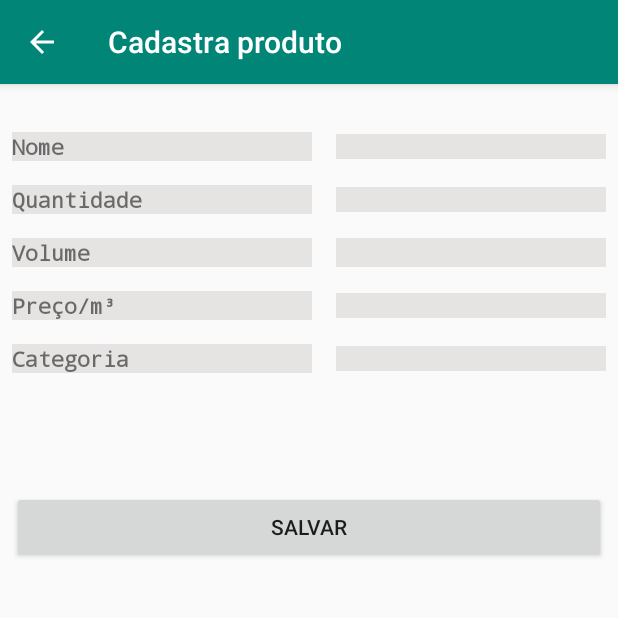
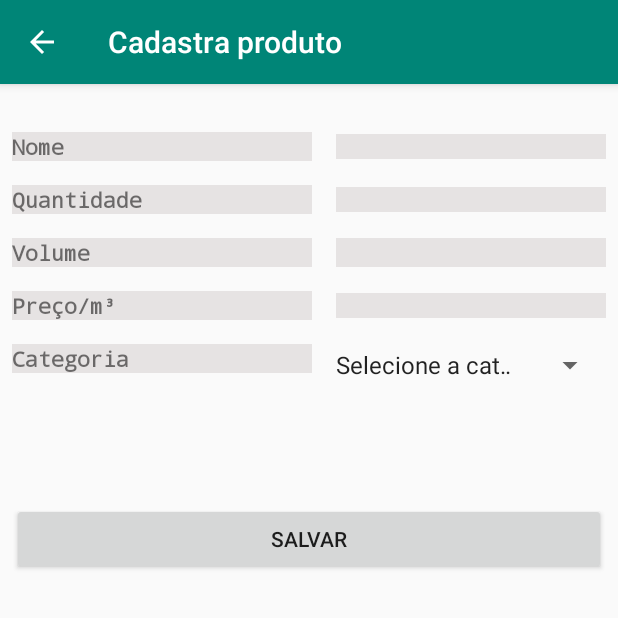
Before and after one commit to willianDeFreitas/FrontEndMobilePI4, an Android app: the CadastroDeProdutoActivity screen opened directly, with no data from a screen before it, on a phone screen of 412 x 824 dp, the top half of it. Run offline under Robolectric (Android 15) with nearby library versions, the phone set to English and light mode, and no system bars.

Commit message:
spinner cadastra categoria produto

```diff
--- a/app/src/main/java/com/example/frontpi4/activities/CadastroDeProdutoActivity.java
+++ b/app/src/main/java/com/example/frontpi4/activities/CadastroDeProdutoActivity.java
@@ -5,7 +5,10 @@
 import android.os.Bundle;
 import android.util.Log;
 import android.view.View;
+import android.widget.AdapterView;
+import android.widget.ArrayAdapter;
 import android.widget.EditText;
+import android.widget.Spinner;
 import android.widget.TextView;
 import android.widget.Toast;
 
@@ -19,14 +22,23 @@
 import retrofit2.Callback;
 import retrofit2.Response;
 
-public class CadastroDeProdutoActivity extends AppCompatActivity {
+public class CadastroDeProdutoActivity extends AppCompatActivity implements AdapterView.OnItemSelectedListener {
 
     public static final String TAG = "CadastroDeProdutoActivity";
+    Spinner funcao;
+    int funcao_selecionada;
 
     @Override
     protected void onCreate(Bundle savedInstanceState) {
         super.onCreate(savedInstanceState);
         setContentView(R.layout.activity_cadastro_de_produto);
+
+        funcao = findViewById(R.id.sp_cadastro_categoria_produto);
+        ArrayAdapter<CharSequence> adapter = ArrayAdapter.createFromResource(this,
+                R.array.funcao_array_categoria, android.R.layout.simple_spinner_item);
+        adapter.setDropDownViewResource(android.R.layout.simple_spinner_dropdown_item);
+        funcao.setAdapter(adapter);
+        funcao.setOnItemSelectedListener(this);
 
     }
 
@@ -34,7 +46,7 @@
         String nome = ((EditText)findViewById(R.id.et_cadastro_nome_produto)).getText().toString();
         String p = ((EditText)findViewById(R.id.et_cadastro_preco_produto)).getText().toString();
         String q = ((TextView)findViewById(R.id.et_cadastro_quantidade_produto)).getText().toString();
-        String catId = ((EditText)findViewById(R.id.et_cadastro_categoria_produto)).getText().toString();
+        int catId = funcao_selecionada;
         String vol = ((TextView)findViewById(R.id.et_cadastro_volume_produto)).getText().toString();;
 
         double preco=Double.parseDouble(p);
@@ -47,7 +59,7 @@
         String token = "";
 
         if (nome != "" && preco != 0 && qtd != 0 && categoria != 0 && vol != "" ) {
-
+            funcao_selecionada += 1;
             produtoDTO = new ProdutoDTO(nome,preco,qtd,vol,categoria);;
             token = getToken();
         }
@@ -76,4 +88,13 @@
     }
 
 
+    @Override
+    public void onItemSelected(AdapterView<?> parent, View view, int position, long id) {
+        funcao_selecionada = position;
+    }
+
+    @Override
+    public void onNothingSelected(AdapterView<?> parent) {
+
+    }
 }
--- a/app/src/main/java/com/example/frontpi4/activities/CadastroDeUsuarioActivity.java
+++ b/app/src/main/java/com/example/frontpi4/activities/CadastroDeUsuarioActivity.java
@@ -17,6 +17,8 @@
 import com.example.frontpi4.dto.UsuarioDTO;
 import com.example.frontpi4.services.RetrofitService;
 
+import java.util.List;
+
 import retrofit2.Call;
 import retrofit2.Callback;
 import retrofit2.Response;
@@ -27,11 +29,14 @@
     Spinner funcao;
     int funcao_selecionada;
 
+
     @Override
     protected void onCreate(Bundle savedInstanceState) {
         super.onCreate(savedInstanceState);
         setContentView(R.layout.activity_cadastro_de_usuario);
         funcao = findViewById(R.id.sp_cadastro_usuario_fucao);
+
+
         ArrayAdapter<CharSequence> adapter = ArrayAdapter.createFromResource(this,
                 R.array.funcao_array, android.R.layout.simple_spinner_item);
         adapter.setDropDownViewResource(android.R.layout.simple_spinner_dropdown_item);
--- a/app/src/main/res/layout/activity_cadastro_de_produto.xml
+++ b/app/src/main/res/layout/activity_cadastro_de_produto.xml
@@ -4,7 +4,7 @@
     xmlns:tools="http://schemas.android.com/tools"
     android:layout_width="match_parent"
     android:layout_height="match_parent"
-    tools:context=".activities.CadastroDeUsuarioActivity">
+    tools:context=".activities.CadastroDeProdutoActivity">
 
     <TextView
         android:id="@+id/tv_prod_nome"
@@ -58,6 +58,7 @@
         app:layout_constraintEnd_toEndOf="@+id/tv_prod_vol"
         app:layout_constraintStart_toStartOf="@+id/tv_prod_vol"
         app:layout_constraintTop_toBottomOf="@+id/tv_prod_vol" />
+
 
     <TextView
         android:id="@+id/tv_prod_categoria"
@@ -132,21 +133,19 @@
         app:layout_constraintStart_toEndOf="@+id/tv_prod_preco"
         app:layout_constraintTop_toTopOf="@+id/tv_prod_preco" />
 
-    <EditText
-        android:id="@+id/et_cadastro_categoria_produto"
+    <Spinner
+        android:id="@+id/sp_cadastro_categoria_produto"
         android:layout_width="0dp"
         android:layout_height="wrap_content"
-        android:layout_marginStart="16dp"
+        android:layout_marginStart="8dp"
+        android:layout_marginTop="8dp"
         android:layout_marginEnd="8dp"
-        android:textAlignment="center"
-        android:textSize="12sp"
-        android:background="#51B9B0B0"
-        android:fontFamily="monospace"
+        android:ems="10"
+        android:hint="Telefone"
         app:layout_constraintBottom_toBottomOf="@+id/tv_prod_categoria"
         app:layout_constraintEnd_toEndOf="parent"
         app:layout_constraintStart_toEndOf="@+id/tv_prod_categoria"
-        app:layout_constraintTop_toTopOf="@+id/tv_prod_categoria" />
-
+        app:layout_constraintTop_toTopOf="@+id/tv_prod_categoria"/>
 
 
     <Button
@@ -160,5 +159,5 @@
         android:text="Salvar"
         app:layout_constraintEnd_toEndOf="parent"
         app:layout_constraintStart_toStartOf="parent"
-        app:layout_constraintTop_toBottomOf="@+id/et_cadastro_categoria_produto" />
+        app:layout_constraintTop_toBottomOf="@+id/sp_cadastro_categoria_produto" />
 </androidx.constraintlayout.widget.ConstraintLayout>
--- a/app/src/main/res/values/strings.xml
+++ b/app/src/main/res/values/strings.xml
@@ -46,4 +46,10 @@
         <item>Estoque</item>
     </string-array>
 
+    <string-array name="funcao_array_categoria">
+        <item>Selecione a categoria</item>
+        <item>Areia</item>
+        <item>Brita</item>
+    </string-array>
+
 </resources>
```
